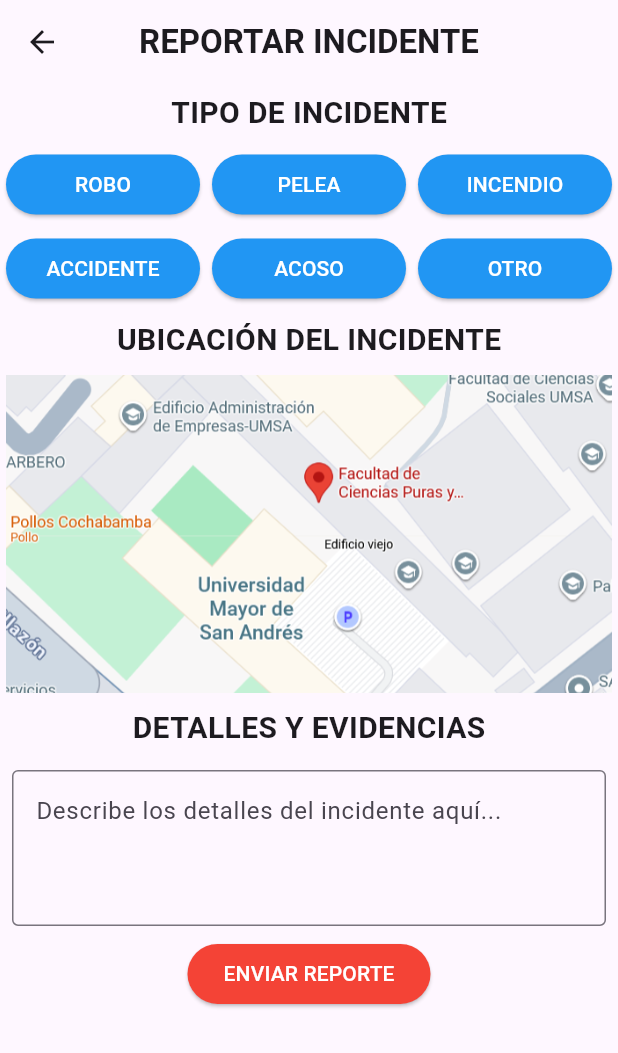
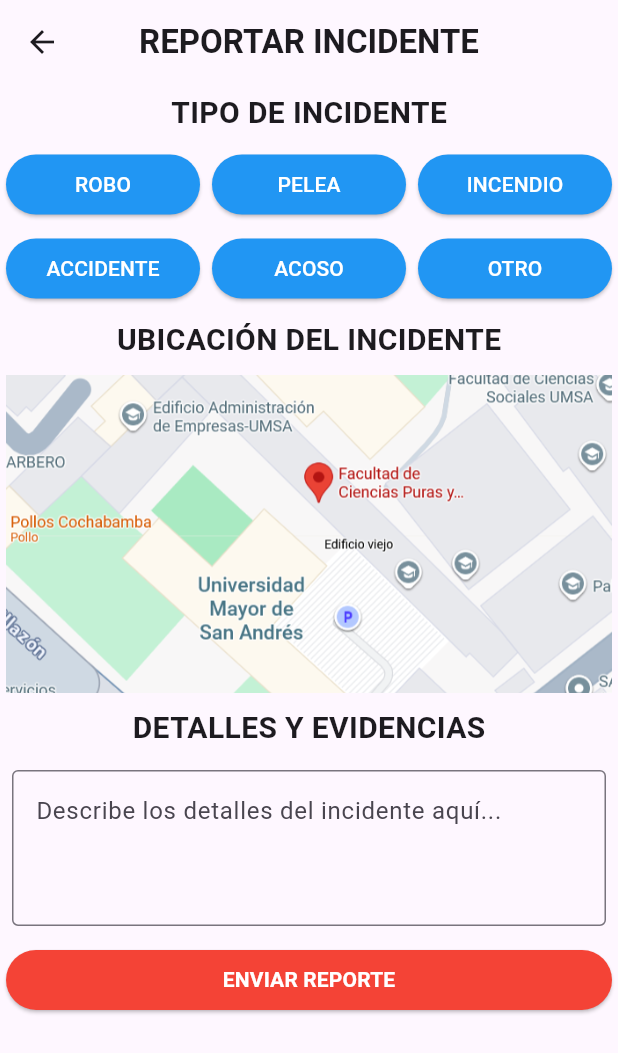
Before and after one commit to dorkzos/grupo10_proyectoFlutter_avanzado, a Flutter app: the HacerReporte screen opened directly, on a phone screen of 412 x 824 dp. Shown: the top 1053 px of the screen. Run offline on Flutter 3.47's test engine with Material 3 defaults, Android fonts, the phone set to English and light mode, and no system bars.

```diff
--- a/lib/pantallas/reportar.dart
+++ b/lib/pantallas/reportar.dart
@@ -155,16 +155,18 @@ body: Column(
             ),
           ),
 
-
-          Center(
-            child: ElevatedButton(
-              style: ElevatedButton.styleFrom(
-                backgroundColor: Colors.red,
+          Row(
+            children: [
+              Expanded(
+                child: Padding(
+                  padding: const EdgeInsets.all(4.0),
+                  child: ElevatedButton(style: ElevatedButton.styleFrom(backgroundColor: Colors.red,),
+                  onPressed: () {},
+                  child: const Text('ENVIAR REPORTE', style: TextStyle(color: Colors.white, fontWeight: FontWeight.bold))),
+                ),
               ),
-              onPressed: () {},
-              child: const Text('ENVIAR REPORTE', style: TextStyle(color: Colors.white))),
+            ],
           ),
-
         ],
       ),
     );
```
